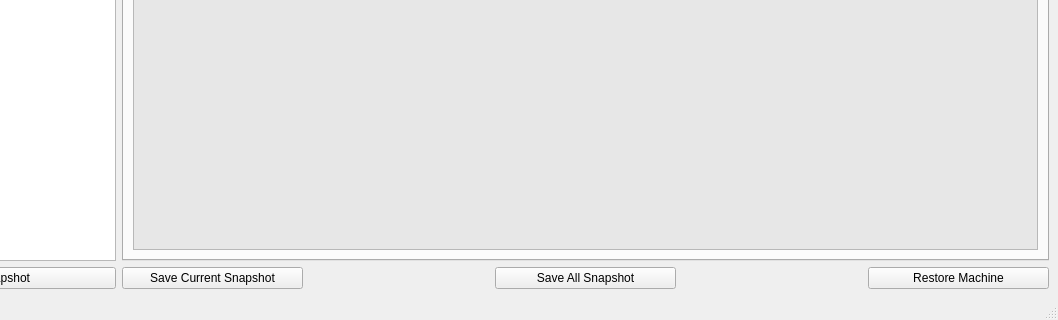
First picture: the form in python/src/client/ui/ui_masar.ui, repository epics-base/masarService, before the edit; both pictures show x 149 to 1207 and y 599 to 919 of the 1207 by 919 pixel window.
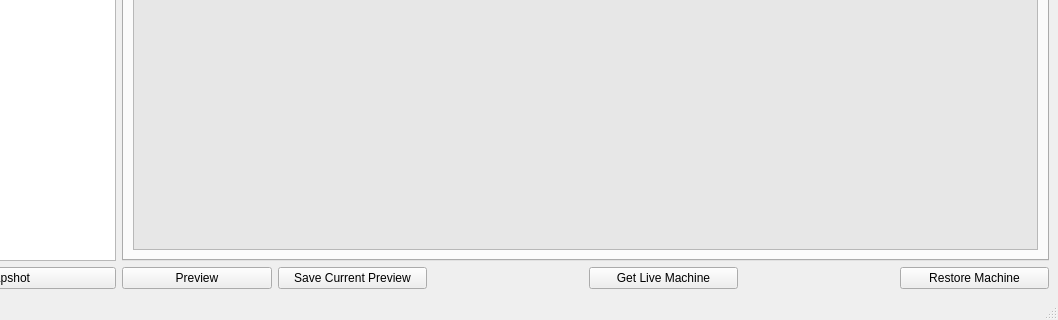
Second picture: the form after the edit.

Commit message: finish compare function, and change saveSnapshot to preview

Diff of the .ui file:
```diff
--- a/python/src/client/ui/ui_masar.ui
+++ b/python/src/client/ui/ui_masar.ui
@@ -309,7 +309,14 @@
         <item>
          <widget class="QPushButton" name="saveSnapshotButton">
           <property name="text">
-           <string>Save Current Snapshot</string>
+           <string>Preview</string>
+          </property>
+         </widget>
+        </item>
+        <item>
+         <widget class="QPushButton" name="saveCurrentPreviewButton">
+          <property name="text">
+           <string>Save Current Preview</string>
           </property>
          </widget>
         </item>
@@ -323,7 +330,7 @@
         <item>
          <widget class="QPushButton" name="saveAllSnapshotButton">
           <property name="text">
-           <string>Save All Snapshot</string>
+           <string>Get Live Machine</string>
           </property>
          </widget>
         </item>
```
Left out of the diff: 28 changed lines with no effect on the pictures. The commit also changes 15 other files.
